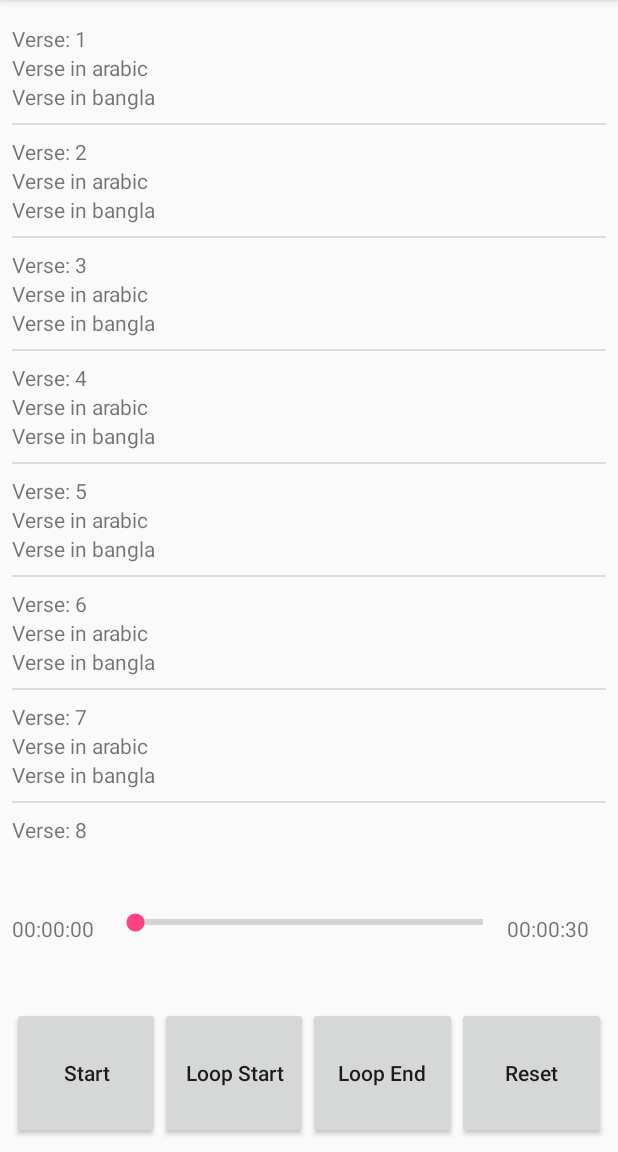
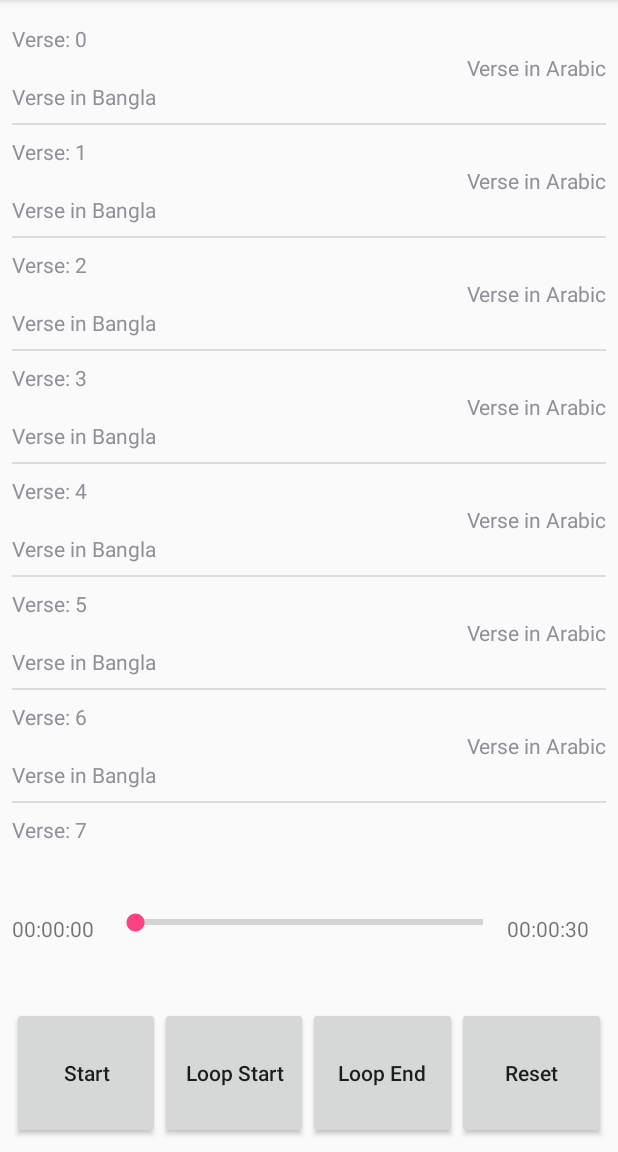
Before and after one commit to Shahriar07/mediaPlayer, an Android app: the screen it shows after launch (MainActivity), on a phone screen of 412 x 824 dp, the part 84-1236 px from its top. Run offline under Robolectric (Android 15) with nearby library versions, the phone set to English and light mode, and no system bars.

Commit message:
Added Recycler view

```diff
--- a/app/build.gradle
+++ b/app/build.gradle
@@ -4,7 +4,7 @@ android {
     compileSdkVersion 26
     defaultConfig {
         applicationId "com.shahriar.androidtestapplication"
-        minSdkVersion 15
+        minSdkVersion 17
         targetSdkVersion 26
         versionCode 1
         versionName "1.0"
--- a/app/src/main/java/com/shahriar/androidtestapplication/Adapter/SurahAdapter.java
+++ b/app/src/main/java/com/shahriar/androidtestapplication/Adapter/SurahAdapter.java
@@ -2,6 +2,7 @@ package com.shahriar.androidtestapplication.Adapter;
 
 import android.content.Context;
 import android.support.v7.widget.RecyclerView;
+import android.util.Log;
 import android.view.LayoutInflater;
 import android.view.View;
 import android.view.ViewGroup;
@@ -11,66 +12,69 @@ import com.shahriar.androidtestapplication.Data.Surah;
 import com.shahriar.androidtestapplication.Data.Verse;
 import com.shahriar.androidtestapplication.R;
 
+import java.lang.reflect.Array;
+import java.util.ArrayList;
+
 /**
  * Created by H. M. Shahriar on 2/24/2018.
  */
 
 public class SurahAdapter extends RecyclerView.Adapter {
 
-    private Surah surah;
+    private ArrayList<Verse> verseArrayList = new ArrayList<>();
     Context context;
-
-    public SurahAdapter(Surah surah) {
-        this.surah = surah;
-    }
-
-    // Provide a reference to the views for each data item
-    // Complex data items may need more than one view per item, and
-    // you provide access to all the views for a data item in a view holder
-    public class VerseHolder extends RecyclerView.ViewHolder {
-        // each data item is just a string in this case
-        public TextView verseNo;
-        public TextView surahVersesArabic;
-        public TextView surahVersesTranslated;
-
-        public View layout;
-
-        public VerseHolder(View v) {
-            super(v);
-            layout = v;
-            verseNo = (TextView) v.findViewById(R.id.verse_no);
-            surahVersesArabic = (TextView) v.findViewById(R.id.arabic_verse);
-            surahVersesTranslated = (TextView) v.findViewById(R.id.second_language_verse);
-        }
+    LayoutInflater inflater;
+    public SurahAdapter(Surah surah, Context context) {
+        if (surah != null)
+        verseArrayList = surah.getVerses();
+        this.context = context.getApplicationContext();
+        inflater = LayoutInflater.from(this.context);
     }
 
     @Override
     public RecyclerView.ViewHolder onCreateViewHolder(ViewGroup parent, int viewType) {
         // create a new view
-        LayoutInflater inflater = LayoutInflater.from(
-                parent.getContext());
-        View v =
-                inflater.inflate(R.layout.verse_of_surah, parent, false);
+        View v = inflater.inflate(R.layout.verse_of_surah, parent, false);
         // set the view's size, margins, paddings and layout parameters
         VerseHolder vh = new VerseHolder(v);
-        context = parent.getContext().getApplicationContext();
+        Log.d(getClass().getSimpleName(),"onCreateViewHolder");
         return vh;
     }
 
     @Override
     public void onBindViewHolder(RecyclerView.ViewHolder holder, int position) {
         VerseHolder verseHolder = (VerseHolder) holder;
-        final Verse verse = surah.getVerses().get(position);
-        verseHolder.verseNo.setText(context.getString(R.string.surah_and_verse) + " " +verse.getVerseNo());
-        verseHolder.surahVersesArabic.setText(verse.getSurahVersesArabic());
-        verseHolder.surahVersesTranslated.setText(verse.getSurahVersesTranslated());
+        verseHolder.bindVerse(verseArrayList.get(position));
+        Log.d(getClass().getSimpleName(),"onBindViewHolder");
     }
 
     @Override
     public int getItemCount() {
-        if (surah != null) {
-            return surah.getVerses().size();
-        }
-        return 0;
+        return verseArrayList.size();
     }
 }
+class VerseHolder extends RecyclerView.ViewHolder {
+    // each data item is just a string in this case
+    public TextView verseNo;
+    public TextView surahVersesArabic;
+    public TextView surahVersesTranslated;
+
+//        public View layout;
+
+    public VerseHolder(View v) {
+        super(v);
+//            layout = v;
+        verseNo = (TextView) v.findViewById(R.id.verse_no);
+        surahVersesArabic = (TextView) v.findViewById(R.id.arabic_verse);
+        surahVersesArabic.setTextDirection(View.TEXT_DIRECTION_RTL);
+        surahVersesTranslated = (TextView) v.findViewById(R.id.second_language_verse);
+        Log.d(getClass().getSimpleName(),"VerseHolder");
+
+    }
+
+    public void bindVerse(Verse verse){
+        verseNo.setText(verseNo.getContext().getString(R.string.surah_and_verse) + " " +verse.getVerseNo());
+        surahVersesArabic.setText(verse.getSurahVersesArabic());
+        surahVersesTranslated.setText(verse.getSurahVersesTranslated());
+    }
+}
--- a/app/src/main/java/com/shahriar/androidtestapplication/Data/Surah.java
+++ b/app/src/main/java/com/shahriar/androidtestapplication/Data/Surah.java
@@ -1,4 +1,6 @@
 package com.shahriar.androidtestapplication.Data;
+
+import com.shahriar.androidtestapplication.Exception.SurahContentNotPreparedException;
 
 import java.util.ArrayList;
 
@@ -6,12 +8,16 @@ import java.util.ArrayList;
  * Created by H. M. Shahriar on 2/24/2018.
  */
 
-public class Surah {
+public abstract class  Surah {
+
+    public abstract Surah getSuraContent();
+    public abstract void prepareSuraVerses();
 
     private String surahName;
     private ArrayList<Verse> verses = new ArrayList<>();
     private int surahNumber;
     private boolean madani;
+    public abstract int[] getDuration();
 
     public ArrayList<Verse> getVerses() {
         return verses;
@@ -26,6 +32,10 @@ public class Surah {
         this.verses = verses;
         this.surahNumber = surahNumber;
         this.madani = madani;
+    }
+
+    public Surah() {
+
     }
 
     public int getSurahNumber() {
--- /dev/null
+++ b/app/src/main/java/com/shahriar/androidtestapplication/Data/SurahAlBalad.java
@@ -0,0 +1,45 @@
+package com.shahriar.androidtestapplication.Data;
+
+import com.shahriar.androidtestapplication.Exception.SurahContentNotPreparedException;
+import com.shahriar.androidtestapplication.Factory.SurahFactory;
+
+import java.util.ArrayList;
+
+/**
+ * Created by H. M. Shahriar on 2/25/2018.
+ */
+
+public class SurahAlBalad extends Surah {
+
+    static
+    {
+        SurahFactory.getInstance().registerSurah("90", new SurahAlBalad());
+    }
+
+    public int[] getDuration() {
+        return duration;
+    }
+
+    protected final int duration[] ={0, 7200,13230,19200,23500,29000,35200,39300,45000,51000,57000,63300,66100,71800,73800,80000,84000,88400,99200,105300,113050,119015,Integer.MAX_VALUE};
+
+    public SurahAlBalad() {
+        super();
+        this.setSurahName("Surah-Al-Balad");
+        this.setSurahNumber(90);
+        this.setMadani(false);
+        prepareSuraVerses();
+    }
+
+    @Override
+    public Surah getSuraContent() {
+        return new SurahAlBalad();
+    }
+
+    @Override
+    public void prepareSuraVerses() {
+        for (int i =0; i < duration.length - 1 ; i++){
+            Verse v = new Verse(i, "Verse in Arabic", "Verse in Bangla");
+            this.getVerses().add(v);
+        }
+    }
+}
--- /dev/null
+++ b/app/src/main/java/com/shahriar/androidtestapplication/Exception/SurahContentNotPreparedException.java
@@ -0,0 +1,11 @@
+package com.shahriar.androidtestapplication.Exception;
+
+/**
+ * Created by H. M. Shahriar on 2/25/2018.
+ */
+
+public class SurahContentNotPreparedException extends Exception {
+        public SurahContentNotPreparedException(String message) {
+            super(message);
+        }
+}
--- /dev/null
+++ b/app/src/main/java/com/shahriar/androidtestapplication/Factory/SurahFactory.java
@@ -0,0 +1,41 @@
+package com.shahriar.androidtestapplication.Factory;
+
+import android.util.Log;
+
+import com.shahriar.androidtestapplication.Data.Surah;
+
+import java.util.HashMap;
+
+/**
+ * Created by H. M. Shahriar on 2/25/2018.
+ */
+
+public class SurahFactory {
+
+    private HashMap m_RegisteredSurah = new HashMap();
+    private static SurahFactory instance;
+
+    public static SurahFactory getInstance(){
+        if (instance == null)
+        {
+            synchronized (SurahFactory.class){
+                if (instance == null)
+                instance = new SurahFactory();
+            }
+        }
+        return instance;
+    }
+
+    public void registerSurah(String surahNumber, Surah surah){
+        Log.d(getClass().getSimpleName(),"Registered surah " + surahNumber );
+        m_RegisteredSurah.put(surahNumber, surah);
+    }
+
+    public Surah prepareSurah(String surahNumber){
+        Surah surah = (Surah)m_RegisteredSurah.get(surahNumber);
+        if (surah != null)
+         return surah.getSuraContent();
+
+        return null;
+    }
+}
--- a/app/src/main/java/com/shahriar/androidtestapplication/UI/MainActivity.java
+++ b/app/src/main/java/com/shahriar/androidtestapplication/UI/MainActivity.java
@@ -18,6 +18,7 @@ import android.widget.Toast;
 import com.shahriar.androidtestapplication.Adapter.SurahAdapter;
 import com.shahriar.androidtestapplication.Data.Surah;
 import com.shahriar.androidtestapplication.Data.Verse;
+import com.shahriar.androidtestapplication.Factory.SurahFactory;
 import com.shahriar.androidtestapplication.Interfaces.OnRecycleViewClicked;
 import com.shahriar.androidtestapplication.Listeners.VerseTouchListener;
 import com.shahriar.androidtestapplication.Utility.DurationConstants;
@@ -54,13 +55,28 @@ public class MainActivity extends AppCompatActivity implements OnClickListener,
     int loopEndTime = 0;
     int mediaDuration = 0;
     int loopCount = 0;
-    int maxLoopCount = 2;
+    int maxLoopCount = 4;
     int currentLoopIndex = 0;
     int durationArray[];
 
     private RecyclerView.LayoutManager mLayoutManager;
     private RecyclerView.Adapter mAdapter;
     private RecyclerView verseListView;
+
+
+    // Need to register Surah in factory
+    static
+    {
+        try
+        {
+            Log.d("MainActivity","Static block called");
+            Class.forName("com.shahriar.androidtestapplication.Data.SurahAlBalad");
+        }
+        catch (ClassNotFoundException any)
+        {
+            any.printStackTrace();
+        }
+    }
 
     /**
      * Called when the activity is first created.
@@ -70,7 +86,7 @@ public class MainActivity extends AppCompatActivity implements OnClickListener,
         super.onCreate(savedInstanceState);
         setContentView(R.layout.activity_main);
         getInit();
-        durationArray = DurationConstants.surah_al_balad;
+
     }
 
     public void getInit() {
@@ -101,8 +117,10 @@ public class MainActivity extends AppCompatActivity implements OnClickListener,
         verseListView = (RecyclerView) findViewById(R.id.listView);
         mLayoutManager = new LinearLayoutManager(this);
         verseListView.setLayoutManager(mLayoutManager);
-        surah = prepareSurah();
-        mAdapter = new SurahAdapter(surah);
+        surah = SurahFactory.getInstance().prepareSurah("90");
+
+        durationArray = surah.getDuration();
+        mAdapter = new SurahAdapter(surah,this);
         verseListView.addItemDecoration(new DividerItemDecoration(this, LinearLayoutManager.VERTICAL));
         verseListView.setAdapter(mAdapter);
 
@@ -111,6 +129,7 @@ public class MainActivity extends AppCompatActivity implements OnClickListener,
             public void onClick(View view, int position) {
                 Verse verse = surah.getVerses().get(position);
                 Toast.makeText(getApplicationContext(), verse.getVerseNo() + " is selected!", Toast.LENGTH_SHORT).show();
+                setLoopWhenVerseClicked(position);
             }
 
             @Override
@@ -121,51 +140,12 @@ public class MainActivity extends AppCompatActivity implements OnClickListener,
 
     }
 
-
-    private Surah prepareSurah(){
-        Verse v = new Verse(1,"Verse in arabic","Verse in bangla");
-        Verse v1 = new Verse(2,"Verse in arabic","Verse in bangla");
-        Verse v2 = new Verse(3,"Verse in arabic","Verse in bangla");
-        Verse v3 = new Verse(4,"Verse in arabic","Verse in bangla");
-        Verse v4 = new Verse(5,"Verse in arabic","Verse in bangla");
-        Verse v5 = new Verse(6,"Verse in arabic","Verse in bangla");
-        Verse v6 = new Verse(7,"Verse in arabic","Verse in bangla");
-        Verse v7 = new Verse(8,"Verse in arabic","Verse in bangla");
-        Verse v8 = new Verse(9,"Verse in arabic","Verse in bangla");
-
-
-        ArrayList<Verse> verseArrayList = new ArrayList<>();
-        verseArrayList.add(v);
-        verseArrayList.add(v1);
-        verseArrayList.add(v2);
-        verseArrayList.add(v3);
-        verseArrayList.add(v4);
-        verseArrayList.add(v5);
-        verseArrayList.add(v6);
-        verseArrayList.add(v7);
-        verseArrayList.add(v8);
-        Surah surah = new Surah("Surah-Al-Balad",verseArrayList,90,true);
-        return surah;
-    }
-
     SeekBar.OnSeekBarChangeListener seekBarChangeListener = new SeekBar.OnSeekBarChangeListener() {
         @Override
         public void onProgressChanged(SeekBar seekBar, int i, boolean inputFromUser) {
-            current_time.setText(utility.getFormatedTimeFromMilisecond(i));
             if(inputFromUser){
-                currentLoopIndex = utility.getIndexForLoop(i,durationArray);
-                if (currentLoopIndex == 0) {
-                    loopStartTime = durationArray[0];
-                    loopEndTime = durationArray[1];
-                }
-                else {
-                    loopStartTime = durationArray[currentLoopIndex];
-                    loopEndTime = durationArray[currentLoopIndex+1];
-                }
-                loopCount = 0;
-                player.seekTo(loopStartTime);
-
-                Log.d(getLocalClassName(),"LoopIndex " + currentLoopIndex + " loopStartTime " +loopStartTime + " LoopEndTime " + loopEndTime);
+                int index = utility.getIndexForLoop(i,durationArray);
+                setLoopWhenVerseClicked(index);
             }
         }
 
@@ -179,6 +159,28 @@ public class MainActivity extends AppCompatActivity implements OnClickListener,
 
         }
     };
+
+    void setLoopWhenVerseClicked(int index){
+        current_time.setText(utility.getFormatedTimeFromMilisecond(durationArray[index]));
+        currentLoopIndex = index;
+        if (currentLoopIndex == 0) {
+            loopStartTime = durationArray[0];
+            loopEndTime = durationArray[1];
+        }
+        else {
+            loopStartTime = durationArray[currentLoopIndex];
+            loopEndTime = durationArray[currentLoopIndex+1];
+        }
+        loopCount = 0;
+        player.seekTo(loopStartTime);
+        if (!player.isPlaying()){
+            player.start();
+            seekUpdation();
+            changePlayPauseButton();
+        }
+        Log.d(getLocalClassName(),"LoopIndex " + currentLoopIndex + " loopStartTime " +loopStartTime + " LoopEndTime " + loopEndTime);
+    }
+
     void setNextLoop(){
         loopCount = 0;
         ++currentLoopIndex;
@@ -198,17 +200,18 @@ public class MainActivity extends AppCompatActivity implements OnClickListener,
     Runnable run = new Runnable() {
         @Override
         public void run() {
-            if (loopCount == maxLoopCount){
-                Log.d(getClass().getSimpleName(),"Set Next Loop Count");
-                setNextLoop();
+            if (maxLoopCount > 0) {
+                if (loopCount == maxLoopCount) {
+                    Log.d(getClass().getSimpleName(), "Set Next Loop Count");
+                    setNextLoop();
+                }
+
+                if (loopEndTime < mediaDuration && player.getCurrentPosition() >= loopEndTime && loopCount < maxLoopCount) {
+                    player.seekTo(loopStartTime);
+                    Log.d(getClass().getSimpleName(), "Loop Count ++ " + loopCount);
+                    ++loopCount;
+                }
             }
-
-            if (loopEndTime < mediaDuration && player.getCurrentPosition() >= loopEndTime && loopCount < maxLoopCount ){
-                player.seekTo(loopStartTime);
-                Log.d(getClass().getSimpleName(),"Loop Count ++ " + loopCount);
-                ++loopCount;
-            }
-
             seekUpdation();
         }
     };
--- a/app/src/main/java/com/shahriar/androidtestapplication/Utility/DurationConstants.java
+++ b/app/src/main/java/com/shahriar/androidtestapplication/Utility/DurationConstants.java
@@ -6,5 +6,4 @@ package com.shahriar.androidtestapplication.Utility;
 
 public class DurationConstants {
 
-    public static final int surah_al_balad[] ={0, 7200,13200,19200,23500,29000,35200,39300,45000,51000,57000,63100,66000,71800,73800,80000,84000,88400,99100,105200,113000,120015,Integer.MAX_VALUE};
 }
--- a/app/src/main/java/com/shahriar/androidtestapplication/Utility/Utility.java
+++ b/app/src/main/java/com/shahriar/androidtestapplication/Utility/Utility.java
@@ -11,7 +11,7 @@ import java.util.concurrent.TimeUnit;
 public class Utility {
 
     public String getFormatedTimeFromMilisecond (long millisecond){
-        Log.d(getClass().getSimpleName(),"Millisecond " + millisecond);
+//        Log.d(getClass().getSimpleName(),"Millisecond " + millisecond);
         String time = "00:00:00";
         if (millisecond >= 0) {
             time = String.format("%02d:%02d:%02d",
--- a/app/src/main/res/layout/verse_of_surah.xml
+++ b/app/src/main/res/layout/verse_of_surah.xml
@@ -16,6 +16,7 @@
         android:id="@+id/arabic_verse"
         android:layout_width="match_parent"
         android:layout_height="wrap_content"
+        android:textDirection="rtl"
         android:text="@string/arabic_verse" />
 
     <TextView
```
